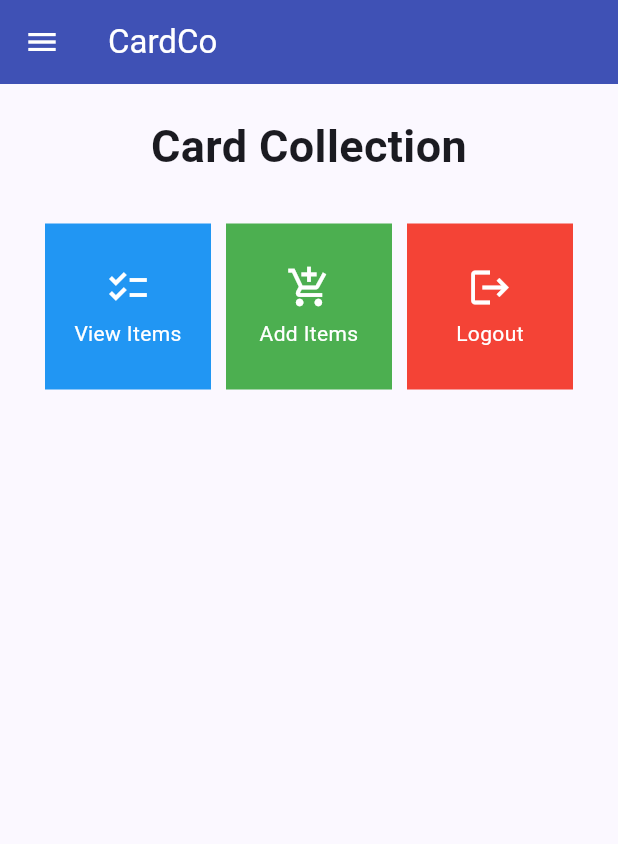
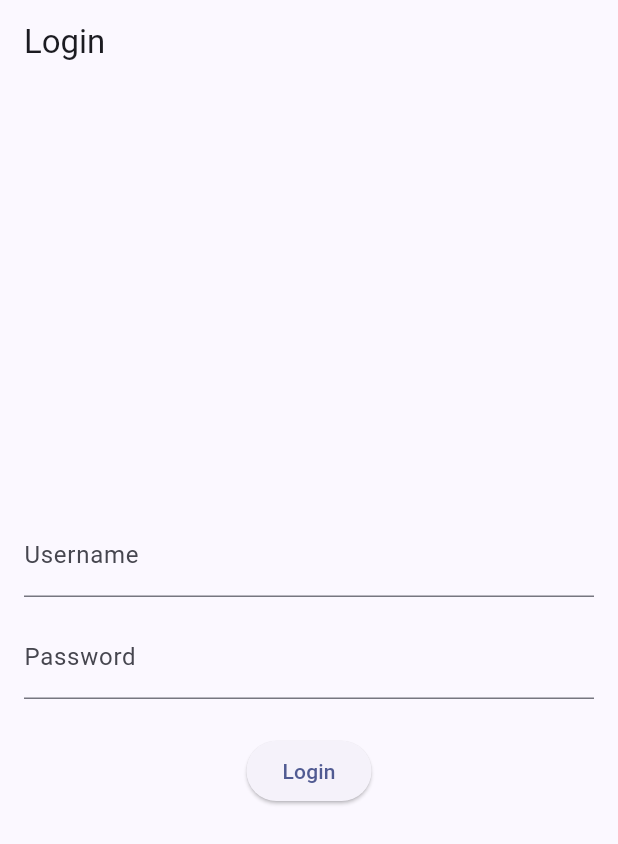
Before and after one commit to cyll0/cardco-mobile, a Flutter app: the screen it shows after launch, on a phone screen of 412 x 824 dp. Shown: the top 844 px of the screen. Run offline on Flutter 3.47's test engine with Material 2 defaults, Android fonts, the phone set to English and light mode, and no system bars; missing offline and left inert: pbp_django_auth.

Commit message:
Missing Bonus Assignment 9

```diff
--- a/lib/main.dart
+++ b/lib/main.dart
@@ -1,38 +1,29 @@
 import 'package:flutter/material.dart';
-import 'package:cardco/screens/menu.dart';
+import 'package:cardco/screens/login.dart';
+import 'package:provider/provider.dart';
+import 'package:pbp_django_auth/pbp_django_auth.dart';
 
 void main() {
   runApp(const MyApp());
 }
 
 class MyApp extends StatelessWidget {
-  const MyApp({super.key});
+    const MyApp({Key? key}) : super(key: key);
 
-  // This widget is the root of your application.
     @override
     Widget build(BuildContext context) {
-    return MaterialApp(
-      title: 'Flutter Demo',
+        return Provider(
+            create: (_) {
+                CookieRequest request = CookieRequest();
+                return request;
+            },
+            child: MaterialApp(
+                title: 'Flutter App',
                 theme: ThemeData(
-        // This is the theme of your application.
-        //
-        // TRY THIS: Try running your application with "flutter run". You'll see
-        // the application has a blue toolbar. Then, without quitting the app,
-        // try changing the seedColor in the colorScheme below to Colors.green
-        // and then invoke "hot reload" (save your changes or press the "hot
-        // reload" button in a Flutter-supported IDE, or press "r" if you used
-        // the command line to start the app).
-        //
-        // Notice that the counter didn't reset back to zero; the application
-        // state is not lost during the reload. To reset the state, use hot
-        // restart instead.
-        //
-        // This works for code too, not just values: Most code changes can be
-        // tested with just a hot reload.
                     colorScheme: ColorScheme.fromSeed(seedColor: Colors.indigo),
                     useMaterial3: true,
                 ),
-      home: MyHomePage(),
+                home: LoginPage()),
         );
     }
 }
--- /dev/null
+++ b/lib/screens/login.dart
@@ -0,0 +1,112 @@
+// ignore_for_file: library_private_types_in_public_api, use_build_context_synchronously
+
+import 'package:cardco/screens/menu.dart';
+import 'package:flutter/material.dart';
+import 'package:pbp_django_auth/pbp_django_auth.dart';
+import 'package:provider/provider.dart';
+
+void main() {
+    runApp(const LoginApp());
+}
+
+class LoginApp extends StatelessWidget {
+const LoginApp({super.key});
+
+@override
+Widget build(BuildContext context) {
+    return MaterialApp(
+        title: 'Login',
+        theme: ThemeData(
+            primarySwatch: Colors.blue,
+    ),
+    home: const LoginPage(),
+    );
+    }
+}
+
+class LoginPage extends StatefulWidget {
+    const LoginPage({super.key});
+
+    @override
+    _LoginPageState createState() => _LoginPageState();
+}
+
+class _LoginPageState extends State<LoginPage> {
+    final TextEditingController _usernameController = TextEditingController();
+    final TextEditingController _passwordController = TextEditingController();
+
+    @override
+    Widget build(BuildContext context) {
+        final request = context.watch<CookieRequest>();
+        return Scaffold(
+            appBar: AppBar(
+                title: const Text('Login'),
+            ),
+            body: Container(
+                padding: const EdgeInsets.all(16.0),
+                child: Column(
+                    mainAxisAlignment: MainAxisAlignment.center,
+                    children: [
+                        TextField(
+                            controller: _usernameController,
+                            decoration: const InputDecoration(
+                                labelText: 'Username',
+                            ),
+                        ),
+                        const SizedBox(height: 12.0),
+                        TextField(
+                            controller: _passwordController,
+                            decoration: const InputDecoration(
+                                labelText: 'Password',
+                            ),
+                            obscureText: true,
+                        ),
+                        const SizedBox(height: 24.0),
+                        ElevatedButton(
+                            onPressed: () async {
+                                String username = _usernameController.text;
+                                String password = _passwordController.text;
+
+                                final response = await request.login("http://127.0.0.1:8000/auth/login/", {
+                                'username': username,
+                                'password': password,
+                                });
+
+                                if (request.loggedIn) {
+                                    String message = response['message'];
+                                    String uname = response['username'];
+                                    Navigator.pushReplacement(
+                                        context,
+                                        MaterialPageRoute(builder: (context) => MyHomePage()),
+                                    );
+                                    ScaffoldMessenger.of(context)
+                                        ..hideCurrentSnackBar()
+                                        ..showSnackBar(
+                                            SnackBar(content: Text("$message Welcome, $uname.")));
+                                    } else {
+                                    showDialog(
+                                        context: context,
+                                        builder: (context) => AlertDialog(
+                                            title: const Text('Login Failed'),
+                                            content:
+                                                Text(response['message']),
+                                            actions: [
+                                                TextButton(
+                                                    child: const Text('OK'),
+                                                    onPressed: () {
+                                                        Navigator.pop(context);
+                                                    },
+                                                ),
+                                            ],
+                                        ),
+                                    );
+                                }
+                            },
+                            child: const Text('Login'),
+                        ),
+                    ],
+                ),
+            ),
+        );
+    }
+}
--- a/lib/screens/menu.dart
+++ b/lib/screens/menu.dart
@@ -1,7 +1,6 @@
 import 'package:flutter/material.dart';
 import 'package:cardco/widgets/left_drawer.dart';
-import 'package:cardco/screens/itemlist_form.dart';
-import 'package:cardco/screens/itemlist.dart';
+import 'package:cardco/widgets/card.dart';
 
 class MyHomePage extends StatelessWidget {
   MyHomePage({Key? key}) : super(key: key);
@@ -57,69 +56,3 @@
     );
   }
 }
-
-class CardItem {
-  final String name;
-  final IconData icon;
-  final Color color;
-
-  CardItem(this.name, this.icon, this.color);
-}
-
-class ItemCard extends StatelessWidget {
-  final CardItem item;
-
-  const ItemCard(this.item, {Key? key});
-
-  @override
-  Widget build(BuildContext context) {
-    return Material(
-      color: item.color,
-      child: InkWell(
-        onTap: () {
-          ScaffoldMessenger.of(context)
-            ..hideCurrentSnackBar()
-            ..showSnackBar(SnackBar(
-                content: Text("You clicked the ${item.name} button!")));
-                if (item.name == 'Add Items') {
-                  Navigator.pushReplacement(
-                context,
-                MaterialPageRoute(
-                  builder: (context) => const ItemFormPage(),
-                ),
-              );
-                }
-                if (item.name == 'View Items') {
-                  Navigator.pushReplacement(
-                context,
-                MaterialPageRoute(
-                  builder: (context) => const ItemListPage(),
-                ),
-              );
-                }
-        },
-        child: Container(
-          padding: const EdgeInsets.all(8),
-          child: Center(
-            child: Column(
-              mainAxisAlignment: MainAxisAlignment.center,
-              children: [
-                Icon(
-                  item.icon,
-                  color: Colors.white,
-                  size: 30.0,
-                ),
-                const Padding(padding: EdgeInsets.all(3)),
-                Text(
-                  item.name,
-                  textAlign: TextAlign.center,
-                  style: const TextStyle(color: Colors.white),
-                ),
-              ],
-            ),
-          ),
-        ),
-      ),
-    );
-  }
-}
--- a/pubspec.yaml
+++ b/pubspec.yaml
@@ -35,6 +35,9 @@
   # The following adds the Cupertino Icons font to your application.
   # Use with the CupertinoIcons class for iOS style icons.
   cupertino_icons: ^1.0.2
+  provider: ^6.1.1
+  pbp_django_auth: ^0.3.1
+  http: ^0.13.6
 
 dev_dependencies:
   flutter_test:
```
Also changed, not shown: lib/models/item.dart (added, +89 -0 lines), lib/screens/itemlist.dart (+76 -76 lines), lib/screens/itemlist_form.dart (+31 -29 lines), lib/screens/itempage.dart (added, +46 -0 lines), lib/widgets/card.dart (+30 -11 lines), lib/widgets/left_drawer.dart (+8 -8 lines), pubspec.lock, 2 other files. Lines whose indentation alone changed are shown as unchanged.
